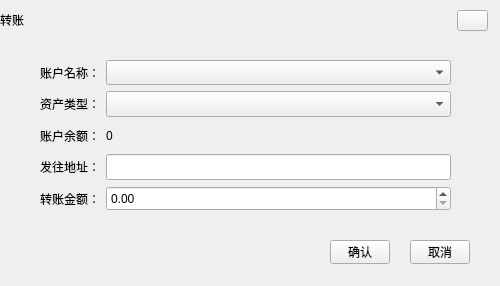
Old version of the form ChainIDE/custom/TransferWidgetHX.ui in the repository HcashOrg/HX-IDE.
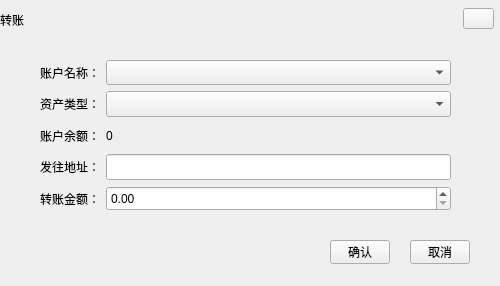
New version of the form.

Diff of the .ui file:
```diff
--- a/ChainIDE/custom/TransferWidgetHX.ui
+++ b/ChainIDE/custom/TransferWidgetHX.ui
@@ -29,8 +29,8 @@
   <widget class="QToolButton" name="closeBtn">
    <property name="geometry">
     <rect>
-     <x>457</x>
-     <y>10</y>
+     <x>463</x>
+     <y>8</y>
      <width>31</width>
      <height>21</height>
     </rect>
```
